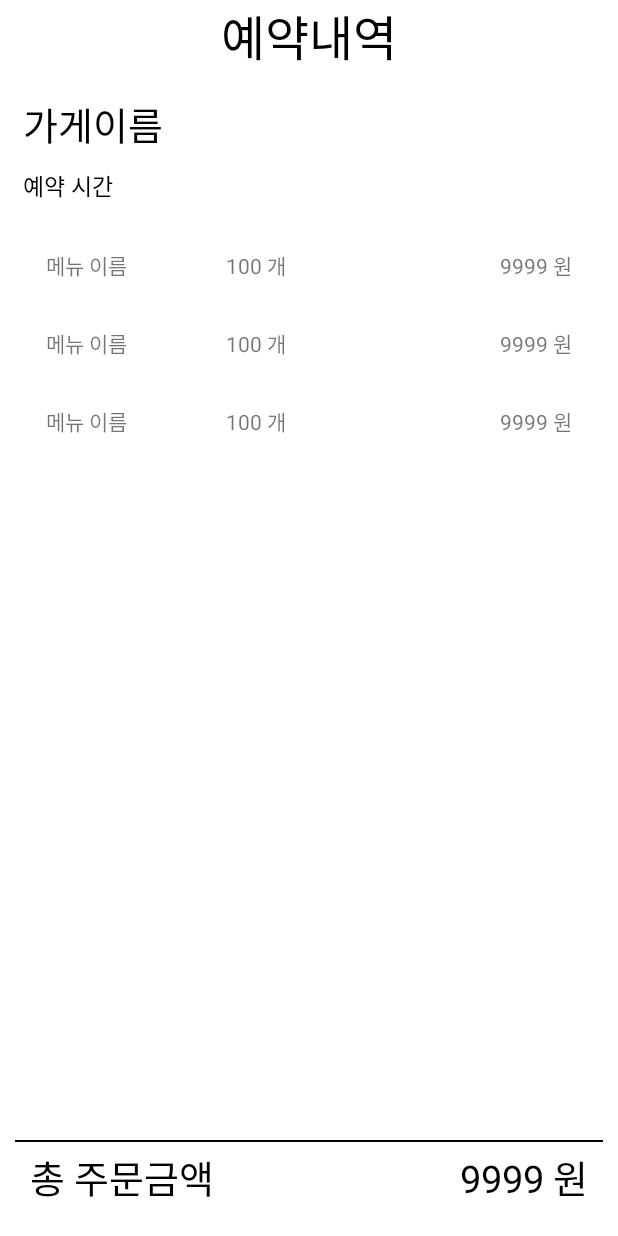
After one commit to smpark0213/Dang-Geun-Bread, an Android app: the layout activity_reservation_detail.xml on its own in the app's theme, with its tools: preview values and no code run, on a phone screen of 412 x 824 dp. The commit adds this screen. Run offline under Robolectric (Android 15) with nearby library versions, the phone set to English and light mode, and no system bars.

Commit message:
Reservation shop list

```diff
--- /dev/null
+++ b/app/src/main/res/layout/activity_reservation_detail.xml
@@ -0,0 +1,96 @@
+<?xml version="1.0" encoding="utf-8"?>
+<androidx.constraintlayout.widget.ConstraintLayout xmlns:android="http://schemas.android.com/apk/res/android"
+    xmlns:app="http://schemas.android.com/apk/res-auto"
+    xmlns:tools="http://schemas.android.com/tools"
+    android:layout_width="match_parent"
+    android:layout_height="match_parent"
+    tools:context=".Customer.ReservationDetailActivity">
+
+    <androidx.appcompat.widget.AppCompatTextView
+        android:id="@+id/tx_reservation_detail"
+        android:layout_width="0dp"
+        android:layout_height="wrap_content"
+        android:text="예약내역"
+        android:textColor="@color/black"
+        android:textSize="32sp"
+        android:textAlignment="center"
+        app:layout_constraintTop_toTopOf="parent"
+        app:layout_constraintStart_toStartOf="parent"
+        app:layout_constraintEnd_toEndOf="parent"
+        android:gravity="center_horizontal" />
+
+    <androidx.appcompat.widget.AppCompatTextView
+        android:layout_margin="15dp"
+        android:textColor="@color/black"
+        android:id="@+id/tx_detail_store_name"
+        tools:text="가게이름"
+        android:textSize="25sp"
+        android:layout_width="0dp"
+        android:layout_height="wrap_content"
+        app:layout_constraintTop_toBottomOf="@id/tx_reservation_detail"
+        app:layout_constraintStart_toStartOf="@id/tx_reservation_detail"
+        app:layout_constraintEnd_toEndOf="@id/tx_reservation_detail"/>
+
+    <androidx.appcompat.widget.AppCompatTextView
+        android:layout_marginTop="10dp"
+        android:textColor="@color/black"
+        android:id="@+id/tx_detail_time"
+        tools:text="예약 시간"
+        android:textSize="15sp"
+        android:layout_width="0dp"
+        android:layout_height="wrap_content"
+        app:layout_constraintTop_toBottomOf="@id/tx_detail_store_name"
+        app:layout_constraintStart_toStartOf="@id/tx_detail_store_name"
+        app:layout_constraintEnd_toEndOf="@id/tx_detail_store_name"/>
+
+    <androidx.recyclerview.widget.RecyclerView
+        android:layout_margin="15dp"
+        android:id="@+id/reservation_shop_detail_recycle"
+        android:layout_width="0dp"
+        android:layout_height="0dp"
+        app:layout_constraintTop_toBottomOf="@id/tx_detail_time"
+        app:layout_constraintStart_toStartOf="parent"
+        app:layout_constraintEnd_toEndOf="parent"
+        app:layout_constraintBottom_toTopOf="@id/total_price"
+        tools:listitem="@layout/item_shop_detail"/>
+
+    <View
+        android:background="@color/black"
+        android:id="@+id/item_line"
+        android:layout_width="match_parent"
+        android:layout_margin="10dp"
+        android:layout_height="2px"
+        app:layout_constraintTop_toBottomOf="@id/reservation_shop_detail_recycle"
+        app:layout_constraintStart_toStartOf="parent"
+        app:layout_constraintEnd_toEndOf="parent"/>
+
+
+    <androidx.appcompat.widget.AppCompatTextView
+        android:textColor="@color/black"
+        android:layout_margin="20dp"
+        android:id="@+id/total_price"
+        app:layout_constraintHorizontal_chainStyle="spread_inside"
+        android:text="총 주문금액"
+        android:textSize="25sp"
+        android:layout_width="wrap_content"
+        android:layout_height="wrap_content"
+        app:layout_constraintStart_toStartOf="parent"
+        app:layout_constraintBottom_toBottomOf="parent"
+        app:layout_constraintEnd_toStartOf="@id/tx_total_price"
+        />
+
+    <androidx.appcompat.widget.AppCompatTextView
+        android:layout_margin="20dp"
+        android:textColor="@color/black"
+        android:id="@+id/tx_total_price"
+        tools:text="9999 원"
+        android:textSize="25sp"
+        android:layout_width="wrap_content"
+        android:layout_height="wrap_content"
+        app:layout_constraintEnd_toEndOf="parent"
+        app:layout_constraintBottom_toBottomOf="parent"
+        app:layout_constraintStart_toEndOf="@id/total_price"
+        />
+
+
+</androidx.constraintlayout.widget.ConstraintLayout>
--- /dev/null
+++ b/app/src/main/res/layout/item_shop_detail.xml
@@ -0,0 +1,36 @@
+<?xml version="1.0" encoding="utf-8"?>
+<androidx.constraintlayout.widget.ConstraintLayout xmlns:android="http://schemas.android.com/apk/res/android"
+    xmlns:tools="http://schemas.android.com/tools"
+    android:layout_width="match_parent"
+    android:layout_height="wrap_content"
+    xmlns:app="http://schemas.android.com/apk/res-auto"
+    android:padding="15dp">
+
+    <androidx.appcompat.widget.AppCompatTextView
+        android:id="@+id/item_menu_name"
+        tools:text="메뉴 이름"
+        android:layout_width = "100dp"
+        android:layout_height = "wrap_content"
+        app:layout_constraintStart_toStartOf="parent"
+        app:layout_constraintTop_toTopOf="parent"/>
+
+    <androidx.appcompat.widget.AppCompatTextView
+        android:layout_marginLeft="20dp"
+        android:id="@+id/item_menu_count"
+        tools:text="100 개"
+        android:layout_width = "wrap_content"
+        android:layout_height = "wrap_content"
+        app:layout_constraintTop_toTopOf="@id/item_menu_name"
+        app:layout_constraintBottom_toBottomOf="@id/item_menu_name"
+        app:layout_constraintStart_toEndOf="@id/item_menu_name"/>
+
+    <androidx.appcompat.widget.AppCompatTextView
+        android:id="@+id/item_menu_price"
+        tools:text="9999 원"
+        android:layout_width = "wrap_content"
+        android:layout_height = "wrap_content"
+        app:layout_constraintEnd_toEndOf="parent"
+        app:layout_constraintTop_toTopOf="parent"/>
+
+
+</androidx.constraintlayout.widget.ConstraintLayout>
```
Also changed, not shown: app/src/main/AndroidManifest.xml (+11 -16 lines), app/src/main/java/gachon/termproject/danggeun/Adapter/DetailAdapter.java (added, +67 -0 lines), app/src/main/java/gachon/termproject/danggeun/Adapter/StoreAdapter.java (+62 -6 lines), app/src/main/java/gachon/termproject/danggeun/Customer/ReservationDetailActivity.java (added, +87 -0 lines), app/src/main/java/gachon/termproject/danggeun/Util/Firebase.java (+7 -2 lines), app/src/main/res/layout/items_shop.xml (+13 -24 lines).
